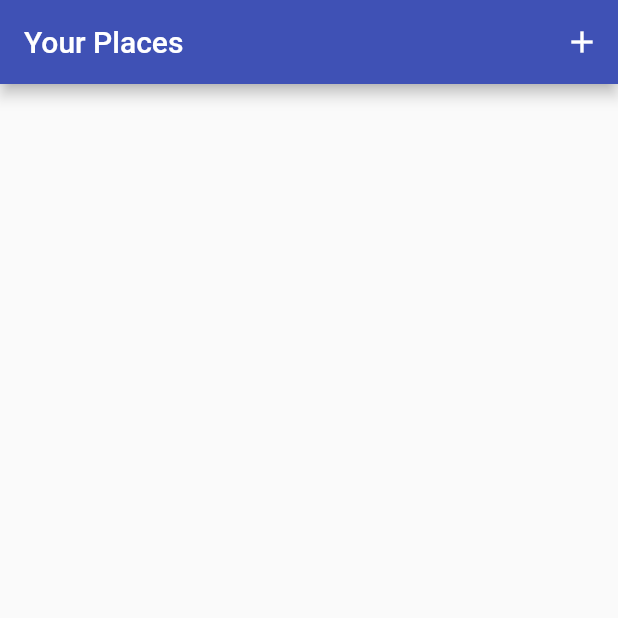
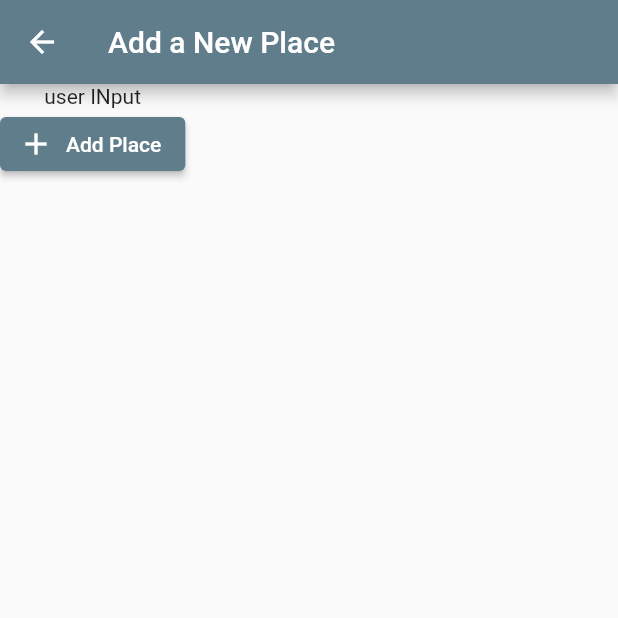
Before and after one commit to AJ8454/Greate-Places, a Flutter app: the screen it shows after launch, after a tap on the "add" icon, on a phone screen of 412 x 824 dp, the top half of it. Run offline on Flutter 3.47's test engine with Material 2 defaults, Android fonts, the phone set to English and light mode, and no system bars.

Commit message:
first commit

```diff
--- a/lib/main.dart
+++ b/lib/main.dart
@@ -1,5 +1,6 @@
 import 'package:flutter/material.dart';
 import 'package:great_places/provider/great_places.dart';
+import 'package:great_places/screens/add_place_screen.dart';
 import 'package:provider/provider.dart';
 
 import 'screens/places_list_screen.dart';
@@ -16,12 +17,16 @@ class MyApp extends StatelessWidget {
     return ChangeNotifierProvider.value(
       value: GreatPlaces(),
       child: MaterialApp(
+        debugShowCheckedModeBanner: false,
         title: 'Greate Place',
         theme: ThemeData(
-          colorScheme: ColorScheme.fromSwatch(primarySwatch: Colors.indigo)
+          colorScheme: ColorScheme.fromSwatch(primarySwatch: Colors.blueGrey)
               .copyWith(secondary: Colors.amber),
         ),
         home: const PlacesListScreen(),
+        routes: {
+          AddPlaceScreen.routeName: (ctx) => const AddPlaceScreen(),
+        },
       ),
     );
   }
--- a/lib/screens/add_place_screen.dart
+++ b/lib/screens/add_place_screen.dart
@@ -0,0 +1,30 @@
+import 'package:flutter/material.dart';
+
+class AddPlaceScreen extends StatefulWidget {
+  static const routeName = '/addPlace';
+  const AddPlaceScreen({Key? key}) : super(key: key);
+
+  @override
+  _AddPlaceScreenState createState() => _AddPlaceScreenState();
+}
+
+class _AddPlaceScreenState extends State<AddPlaceScreen> {
+  @override
+  Widget build(BuildContext context) {
+    return Scaffold(
+      appBar: AppBar(
+        title: const Text('Add a New Place'),
+      ),
+      body: Column(
+        children: [
+          const Text('user INput'),
+          ElevatedButton.icon(
+            onPressed: () {},
+            icon: const Icon(Icons.add),
+            label: const Text('Add Place'),
+          )
+        ],
+      ),
+    );
+  }
+}
--- a/lib/screens/places_list_screen.dart
+++ b/lib/screens/places_list_screen.dart
@@ -1,4 +1,5 @@
 import 'package:flutter/material.dart';
+import 'package:great_places/screens/add_place_screen.dart';
 
 class PlacesListScreen extends StatelessWidget {
   const PlacesListScreen({Key? key}) : super(key: key);
@@ -10,11 +11,18 @@ class PlacesListScreen extends StatelessWidget {
         title: const Text('Your Places'),
         actions: [
           IconButton(
-            onPressed: () {},
+            onPressed: () {
+              Navigator.of(context).pushNamed(AddPlaceScreen.routeName);
+            },
             icon: const Icon(Icons.add),
           ),
         ],
       ),
+      body: Center(
+        child: CircularProgressIndicator(
+          color: Theme.of(context).colorScheme.secondary,
+        ),
+      ),
     );
   }
 }
```
